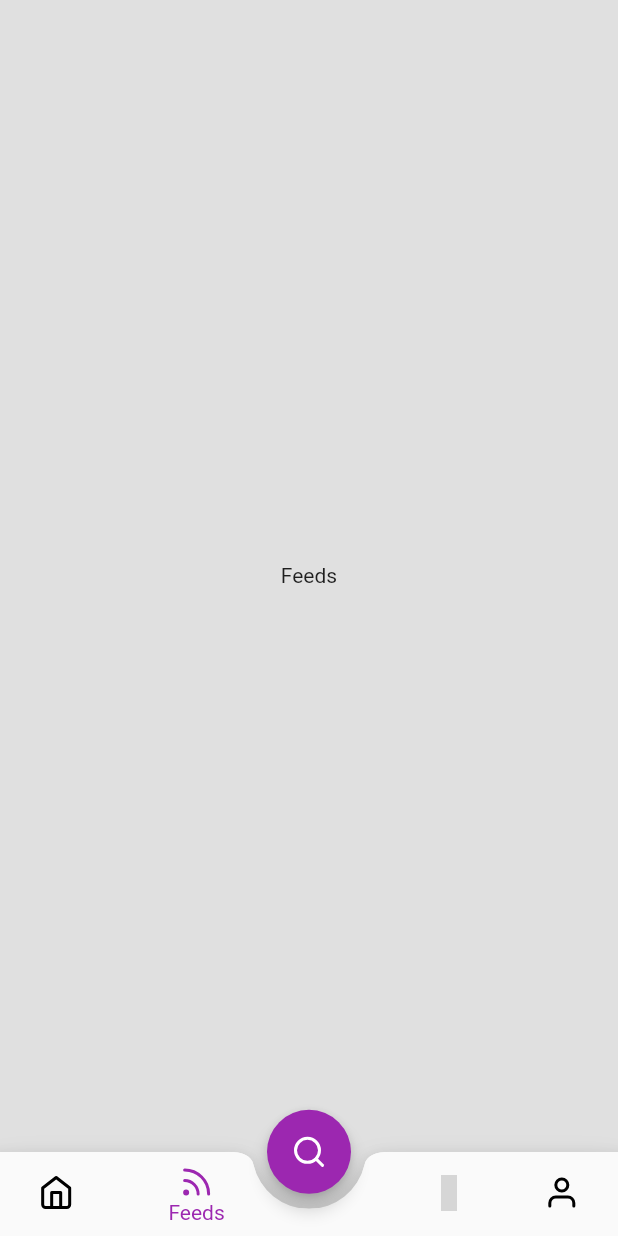
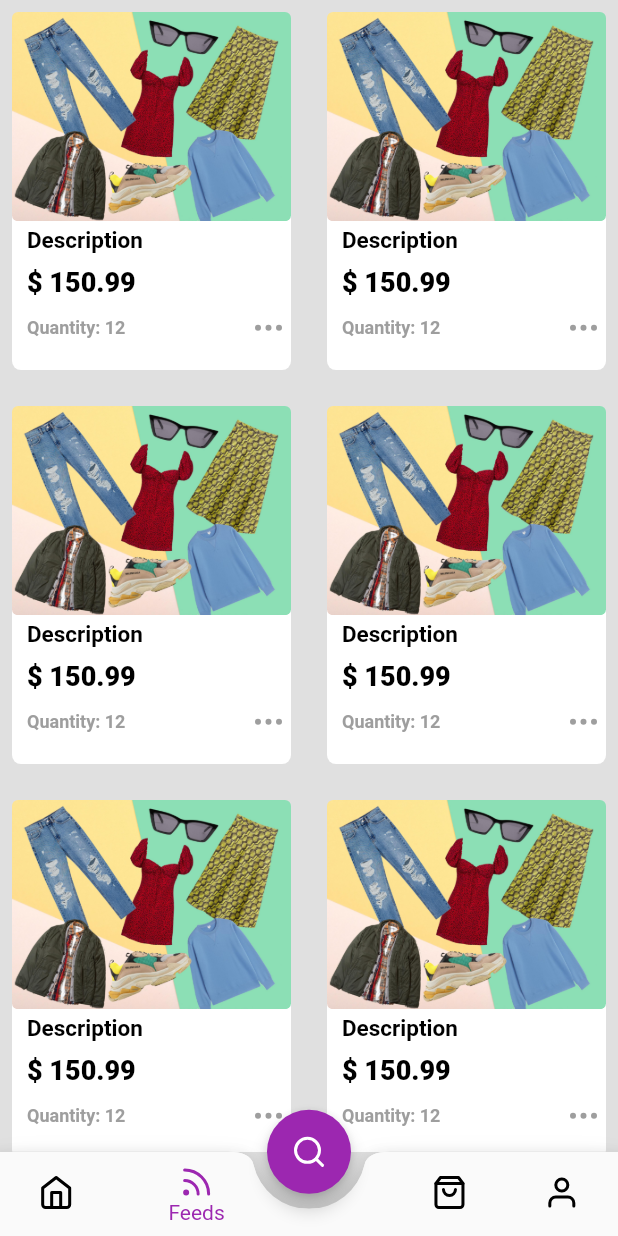
Before and after one commit to johnniembugua/John_online_shop, a Flutter app: the screen it shows after launch, item 2 of the bottom bar chosen, on a phone screen of 412 x 824 dp. Run offline on Flutter 3.47's test engine with Material 2 defaults, Android fonts, the phone set to English and light mode, and no system bars; our stand-ins replace flutter_icons; missing offline and left inert: list_tile_switch; grey boxes are pictures that could not be loaded.

Commit message:
created the feeds widget and used the staggered and grid view

```diff
--- a/lib/screens/bottom_bar.dart
+++ b/lib/screens/bottom_bar.dart
@@ -104,7 +104,7 @@ class _BottomBarScreenState extends State<BottomBarScreen> {
                 label: 'Search',
               ),
               BottomNavigationBarItem(
-                icon: Icon(MyAppIcons.cart),
+                icon: Icon(MyAppIcons.bag),
                 tooltip: 'Cart',
                 label: 'Cart',
               ),
--- a/lib/screens/feeds.dart
+++ b/lib/screens/feeds.dart
@@ -1,4 +1,6 @@
 import 'package:flutter/material.dart';
+import 'package:flutter_staggered_grid_view/flutter_staggered_grid_view.dart';
+import 'package:shopping_app2/widgets/feeds_products.dart';
 
 class FeedsScreen extends StatelessWidget {
   const FeedsScreen({Key key}) : super(key: key);
@@ -6,11 +8,28 @@ class FeedsScreen extends StatelessWidget {
   @override
   Widget build(BuildContext context) {
     return Scaffold(
-      body: Center(
-        child: Text(
-          'Feeds',
+      body: GridView.count(
+        childAspectRatio: 230 / 290,
+        crossAxisSpacing: 8,
+        mainAxisSpacing: 8,
+        crossAxisCount: 2,
+        children: List.generate(
+          10,
+          (index) {
+            return FeedsProduct();
+          },
         ),
       ),
+
+      // body: StaggeredGridView.countBuilder(
+      //   padding: EdgeInsets.all(8.0),
+      //   crossAxisCount: 6,
+      //   itemBuilder: (BuildContext context, int index) => FeedsProduct(),
+      //   staggeredTileBuilder: (int index) =>
+      //       StaggeredTile.count(3, index.isEven ? 4 : 5),
+      //   mainAxisSpacing: 6.0,
+      //   crossAxisSpacing: 8.0,
+      // ),
     );
   }
 }
--- /dev/null
+++ b/lib/widgets/feeds_products.dart
@@ -0,0 +1,105 @@
+import 'package:flutter/material.dart';
+import 'package:flutter_icons/flutter_icons.dart';
+
+class FeedsProduct extends StatefulWidget {
+  const FeedsProduct({Key key}) : super(key: key);
+
+  @override
+  _FeedsProductState createState() => _FeedsProductState();
+}
+
+class _FeedsProductState extends State<FeedsProduct> {
+  @override
+  Widget build(BuildContext context) {
+    return Padding(
+      padding: const EdgeInsets.all(8.0),
+      child: Container(
+        width: 250,
+        height: 290,
+        decoration: BoxDecoration(
+          borderRadius: BorderRadius.circular(6),
+          color: Theme.of(context).backgroundColor,
+        ),
+        child: Column(
+          children: [
+            ClipRRect(
+              borderRadius: BorderRadius.circular(4),
+              child: Container(
+                width: double.infinity,
+                constraints: BoxConstraints(
+                  minHeight: 100,
+                  maxHeight: MediaQuery.of(context).size.height * 0.3,
+                ),
+                child: Image(
+                  image: AssetImage(
+                    'assets/images/CatClothes.jpg',
+                  ),
+                  fit: BoxFit.fitWidth,
+                ),
+              ),
+            ),
+            Container(
+              padding: EdgeInsets.only(left: 5.0),
+              margin: EdgeInsets.only(left: 5, bottom: 2, right: 3),
+              child: Column(
+                crossAxisAlignment: CrossAxisAlignment.start,
+                children: [
+                  SizedBox(
+                    height: 4,
+                  ),
+                  Text(
+                    'Description',
+                    overflow: TextOverflow.ellipsis,
+                    maxLines: 2,
+                    style: TextStyle(
+                      fontSize: 15,
+                      color: Colors.black,
+                      fontWeight: FontWeight.w600,
+                    ),
+                  ),
+                  Padding(
+                    padding: const EdgeInsets.symmetric(vertical: 8.0),
+                    child: Text(
+                      '\$ 150.99',
+                      overflow: TextOverflow.ellipsis,
+                      maxLines: 2,
+                      style: TextStyle(
+                        fontSize: 18,
+                        color: Colors.black,
+                        fontWeight: FontWeight.w900,
+                      ),
+                    ),
+                  ),
+                  Row(
+                    mainAxisAlignment: MainAxisAlignment.spaceBetween,
+                    children: [
+                      Text(
+                        'Quantity: 12',
+                        style: TextStyle(
+                          fontSize: 12,
+                          color: Colors.grey,
+                          fontWeight: FontWeight.w600,
+                        ),
+                      ),
+                      Material(
+                        color: Colors.transparent,
+                        child: InkWell(
+                          onTap: () {},
+                          borderRadius: BorderRadius.circular(18.0),
+                          child: Icon(
+                            Feather.more_horizontal,
+                            color: Colors.grey,
+                          ),
+                        ),
+                      )
+                    ],
+                  )
+                ],
+              ),
+            )
+          ],
+        ),
+      ),
+    );
+  }
+}
```
